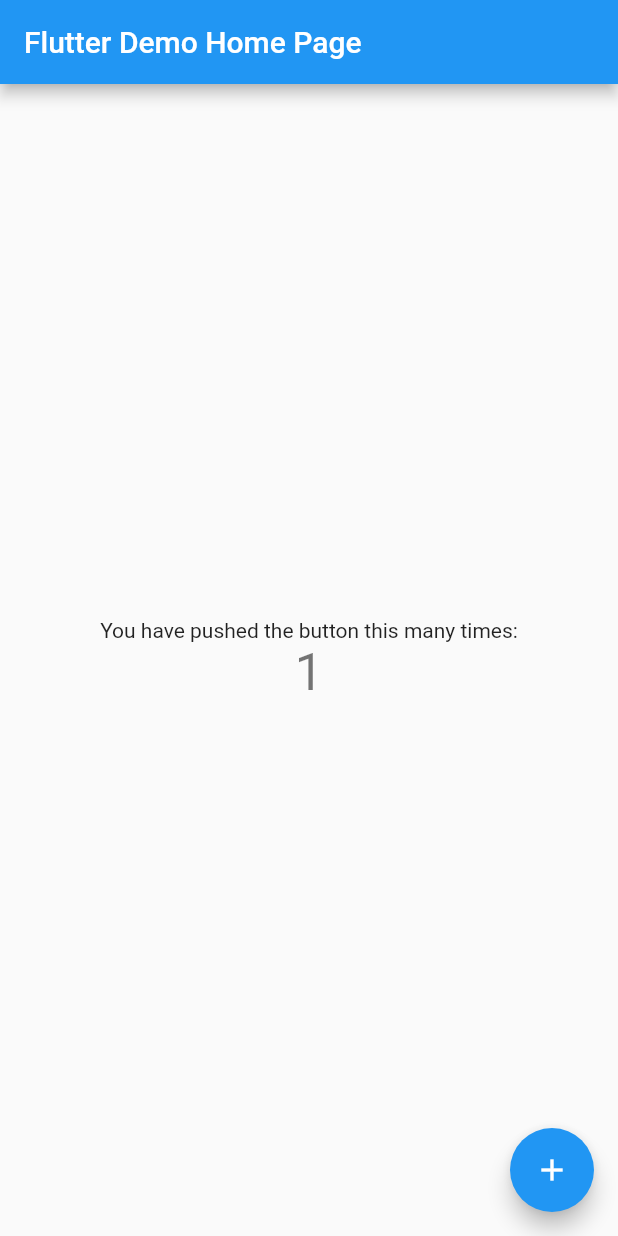
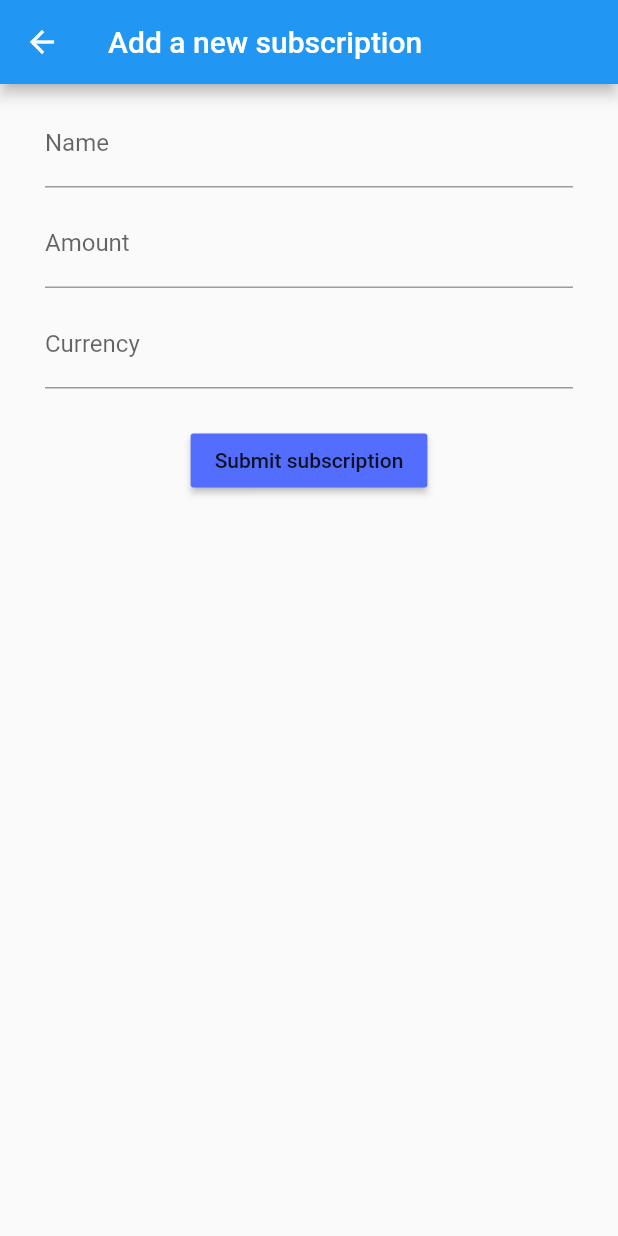
Before and after one commit to zasia3/pinionzki, a Flutter app: the screen it shows after launch, after a tap on the "add" icon, on a phone screen of 412 x 824 dp. Run offline on Flutter 3.47's test engine with Material 2 defaults, Android fonts, the phone set to English and light mode, and no system bars.

Commit message:
second commit

```diff
--- a/lib/main.dart
+++ b/lib/main.dart
@@ -1,4 +1,7 @@
 import 'package:flutter/material.dart';
+import 'subscription_model.dart';
+import 'subscription_card.dart';
+import 'new_subscription_form.dart';
 
 void main() => runApp(MyApp());
 
@@ -7,7 +10,7 @@ class MyApp extends StatelessWidget {
   @override
   Widget build(BuildContext context) {
     return MaterialApp(
-      title: 'Flutter Demo',
+      title: 'Money controller',
       theme: ThemeData(
         // This is the theme of your application.
         //
@@ -20,7 +23,7 @@ class MyApp extends StatelessWidget {
         // is not restarted.
         primarySwatch: Colors.blue,
       ),
-      home: MyHomePage(title: 'Flutter Demo Home Page'),
+      home: MyHomePage(title: 'Money controller'),
     );
   }
 }
@@ -44,18 +47,9 @@ class MyHomePage extends StatefulWidget {
 }
 
 class _MyHomePageState extends State<MyHomePage> {
-  int _counter = 0;
 
-  void _incrementCounter() {
-    setState(() {
-      // This call to setState tells the Flutter framework that something has
-      // changed in this State, which causes it to rerun the build method below
-      // so that the display can reflect the updated values. If we changed
-      // _counter without calling setState(), then the build method would not be
-      // called again, and so nothing would appear to happen.
-      _counter++;
-    });
-  }
+  List<Subscription> initialSubscriptions = []
+  ..add(Subscription("Storytel", 29.9, "PLN"));
 
   @override
   Widget build(BuildContext context) {
@@ -70,42 +64,28 @@ class _MyHomePageState extends State<MyHomePage> {
         // Here we take the value from the MyHomePage object that was created by
         // the App.build method, and use it to set our appbar title.
         title: Text(widget.title),
+        actions: [
+          IconButton(
+            icon: Icon(Icons.add),
+            onPressed: _showNewSubscriptionForm,
+          )
+        ],
       ),
-      body: Center(
-        // Center is a layout widget. It takes a single child and positions it
-        // in the middle of the parent.
-        child: Column(
-          // Column is also layout widget. It takes a list of children and
-          // arranges them vertically. By default, it sizes itself to fit its
-          // children horizontally, and tries to be as tall as its parent.
-          //
-          // Invoke "debug painting" (press "p" in the console, choose the
-          // "Toggle Debug Paint" action from the Flutter Inspector in Android
-          // Studio, or the "Toggle Debug Paint" command in Visual Studio Code)
-          // to see the wireframe for each widget.
-          //
-          // Column has various properties to control how it sizes itself and
-          // how it positions its children. Here we use mainAxisAlignment to
-          // center the children vertically; the main axis here is the vertical
-          // axis because Columns are vertical (the cross axis would be
-          // horizontal).
-          mainAxisAlignment: MainAxisAlignment.center,
-          children: <Widget>[
-            Text(
-              'You have pushed the button this many times:',
-            ),
-            Text(
-              '$_counter',
-              style: Theme.of(context).textTheme.display1,
-            ),
-          ],
-        ),
+      body: Container(
+        child: SubscriptionCard(initialSubscriptions[0]),
       ),
-      floatingActionButton: FloatingActionButton(
-        onPressed: _incrementCounter,
-        tooltip: 'Increment',
-        child: Icon(Icons.add),
-      ), // This trailing comma makes auto-formatting nicer for build methods.
     );
   }
+  Future _showNewSubscriptionForm() async {
+    Subscription newSubscription = await Navigator.of(context).push(
+      MaterialPageRoute(
+        builder: (BuildContext context) {
+          return AddSubscriptionFormPage();
+        },
+      ),
+    );
+    if (newSubscription != null) {
+      initialSubscriptions.add(newSubscription);
+    }
+  }
 }
--- /dev/null
+++ b/lib/new_subscription_form.dart
@@ -0,0 +1,82 @@
+import 'package:flutter/material.dart';
+import 'subscription_model.dart';
+
+class AddSubscriptionFormPage extends StatefulWidget {
+
+  @override
+  _AddSubscriptionFormPageState createState() => _AddSubscriptionFormPageState();
+}
+
+class _AddSubscriptionFormPageState extends State<AddSubscriptionFormPage> {
+  TextEditingController nameController = TextEditingController();
+  TextEditingController amountController = TextEditingController();
+  TextEditingController currencyController = TextEditingController();
+
+  @override
+  Widget build(BuildContext context) {
+    return Scaffold(
+      appBar: AppBar(
+        title: Text('Add a new subscription'),
+      ),
+      body: Container(
+        child: Padding(
+            padding: const EdgeInsets.symmetric(
+              vertical: 10,
+              horizontal: 30,
+            ),
+          child: Column(
+            children: [
+              Padding(
+                padding: const EdgeInsets.only(bottom: 8),
+                child: TextField(
+                  controller: nameController,
+                  onChanged: (v) => nameController.text = v,
+                  decoration: InputDecoration(
+                    labelText: 'Name',
+                  ),
+                )
+              ),
+              Padding(
+                padding: const EdgeInsets.only(bottom: 8),
+                  child: TextField(
+                    controller: amountController,
+                    onChanged: (v) => amountController.text = v,
+                    decoration: InputDecoration(
+                      labelText: 'Amount',
+                    ),
+                  )
+              ),
+              Padding(
+                  padding: const EdgeInsets.only(bottom: 8),
+                  child: TextField(
+                    controller: currencyController,
+                    onChanged: (v) => currencyController.text = v,
+                    decoration: InputDecoration(
+                      labelText: 'Currency',
+                    ),
+                  )
+              ),
+              Padding(
+                padding: const EdgeInsets.all(16.0),
+                child: Builder(
+                  builder: (context) {
+                    // The basic Material Design action button.
+                    return RaisedButton(
+                      // If onPressed is null, the button is disabled
+                      // this is my goto temporary callback.
+                      onPressed: () => print('PRESSED'),
+                      color: Colors.indigoAccent,
+                      child: Text('Submit subscription'),
+                    );
+                  },
+                ),
+              ),
+            ]
+          )
+        ),
+      )
+    );
+  }
+
+
+}
--- /dev/null
+++ b/lib/subscription_card.dart
@@ -0,0 +1,21 @@
+import 'package:flutter/material.dart';
+import 'subscription_model.dart';
+
+class SubscriptionCard extends StatefulWidget {
+  final Subscription subscription;
+
+  SubscriptionCard(this.subscription);
+
+  @override
+  _SubscriptionCardState createState() => _SubscriptionCardState(subscription);
+}
+
+class _SubscriptionCardState extends State<SubscriptionCard> {
+  Subscription subscription;
+
+  _SubscriptionCardState(this.subscription);
+  @override
+  Widget build(BuildContext context) {
+    return Text(widget.subscription.name);
+  }
+}
--- /dev/null
+++ b/lib/subscription_model.dart
@@ -0,0 +1,7 @@
+class Subscription {
+  final String name;
+  final double value;
+  final String currency;
+
+  Subscription(this.name, this.value, this.currency);
+}
```
Also changed, not shown: 2 other files.
